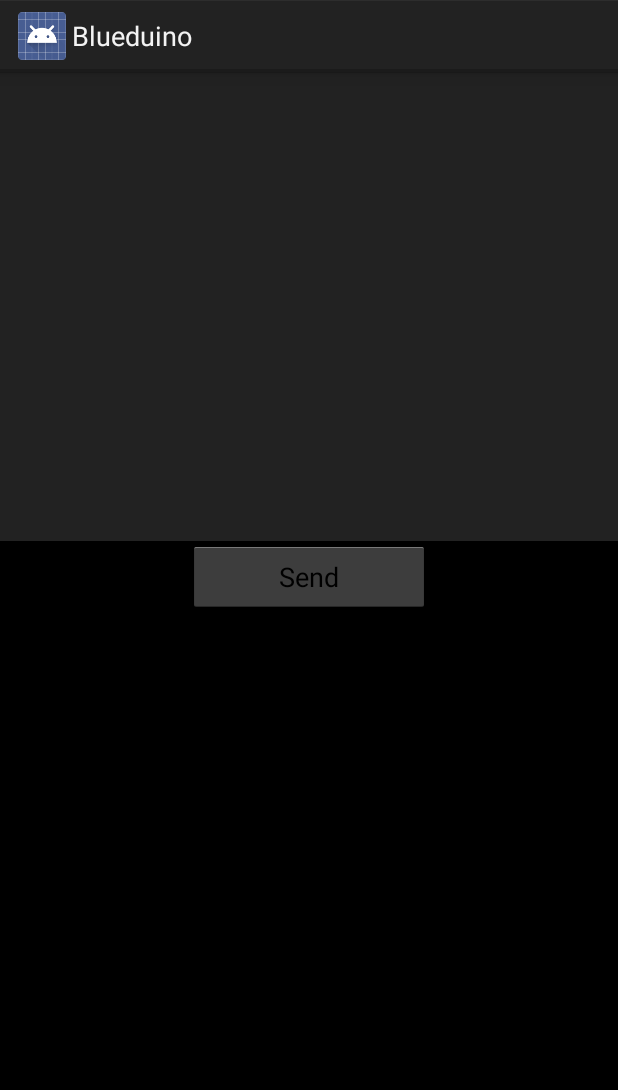
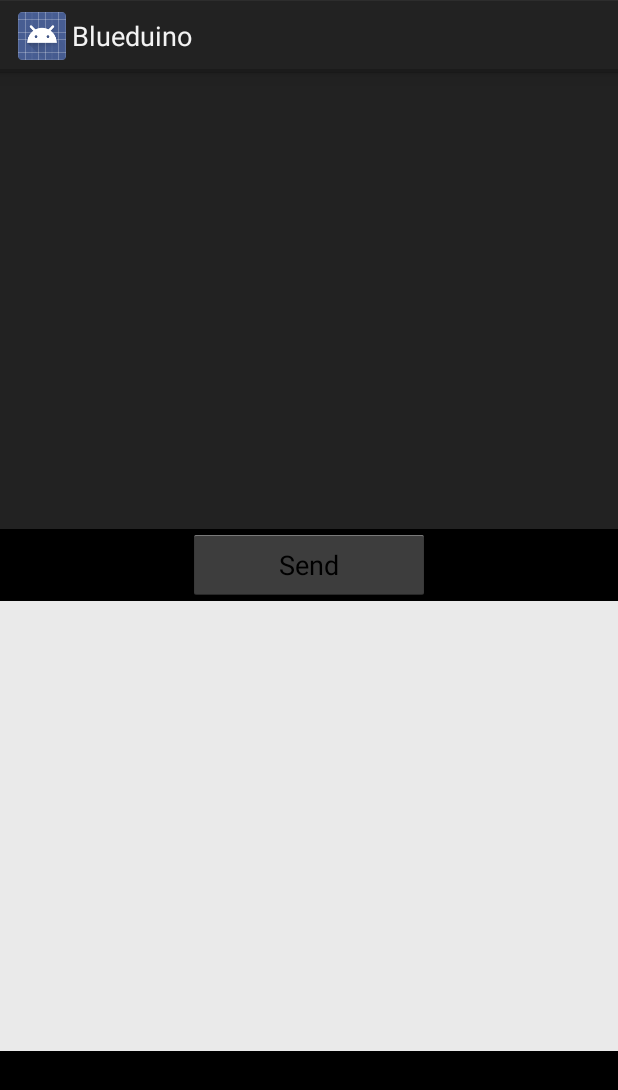
Before and after one commit to Polymathronic/Sedlo, an Android app: the CommunicateActivity screen opened directly, with no data from a screen before it, on a phone screen of 412 x 824 dp. Shown: the top 1090 px of the screen. Run offline under Robolectric (Android 15) with nearby library versions, the phone set to English and light mode, and no system bars; 4 statements that could not run were skipped.

Commit message:
IO updates

```diff
--- a/app/src/main/res/layout/activity_communicate.xml
+++ b/app/src/main/res/layout/activity_communicate.xml
@@ -21,4 +21,11 @@
         android:id="@+id/sendButton"
         android:layout_gravity="center_horizontal"
         android:onClick="sendMessage" />
+
+    <TextView
+        android:layout_width="match_parent"
+        android:layout_height="wrap_content"
+        android:id="@+id/responseView"
+        android:layout_weight="0.41"
+        android:background="#eaeaea" />
 </LinearLayout>
```
Also changed, not shown: app/src/main/java/com/aprilbrother/blueduino/CommunicateActivity.java (+9 -40 lines), 94 other files.
